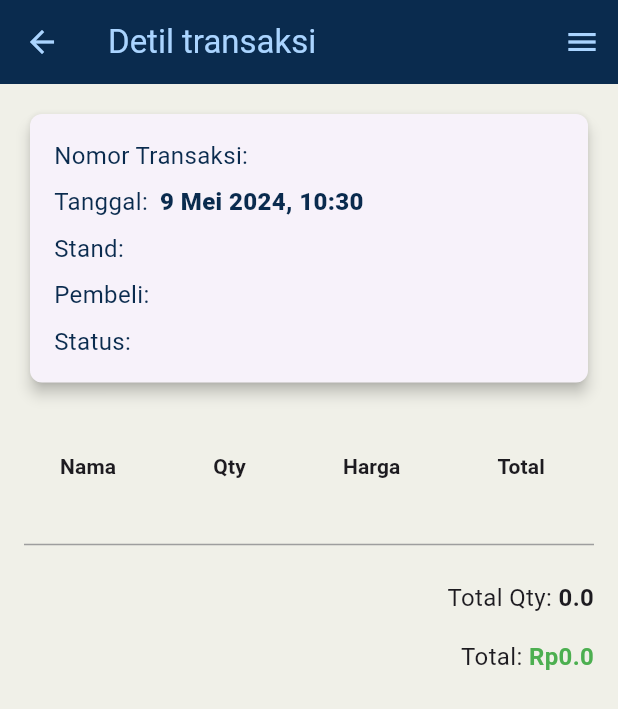
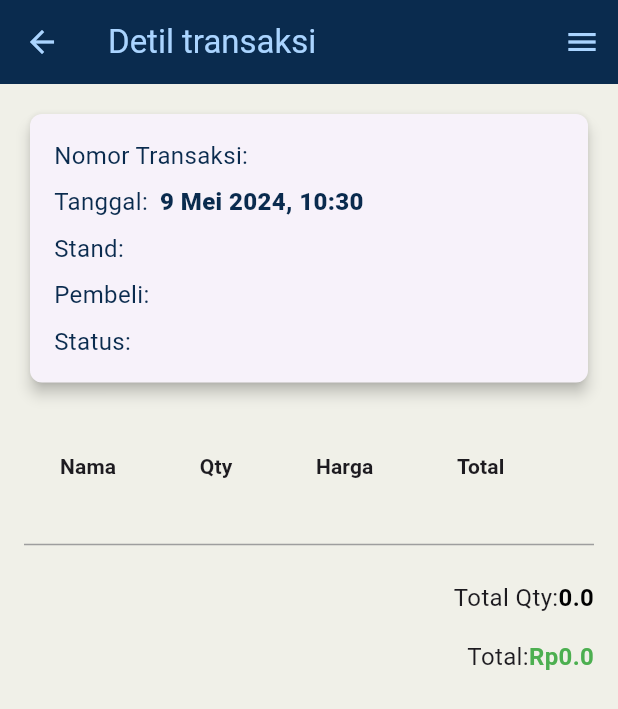
Before and after one commit to KelpinHarr/project_bazzar, a Flutter app: the DetailTransaksi screen opened directly with empty values, on a phone screen of 412 x 824 dp. Shown: the top 709 px of the screen. Run offline on Flutter 3.47's test engine with Material 3 defaults, Android fonts, the light colour scheme and no system bars; our stand-ins replace camera, dotted_border, dropdown_search, file_picker, iconsax; missing offline and left inert: qr_code_scanner.

Commit message:
transaksi

```diff
--- a/lib/admin/daftarUser.dart
+++ b/lib/admin/daftarUser.dart
@@ -0,0 +1,22 @@
+import 'package:flutter/material.dart';
+import 'package:project_bazzar/admin/navbarv2.dart';
+
+class DaftarUser extends StatefulWidget {
+  const DaftarUser({super.key});
+
+  @override
+  _DaftarUserState createState() => _DaftarUserState();
+}
+
+class _DaftarUserState extends State<DaftarUser>{
+  @override
+  Widget build(BuildContext context) {
+    return NavbarAdminv2(
+      key: GlobalKey(),
+      body: const Scaffold(
+
+      ),
+      activePage: 'Daftar user',
+    );
+  }
+}
--- a/lib/stand/billTransaksi.dart
+++ b/lib/stand/billTransaksi.dart
@@ -0,0 +1,99 @@
+import 'package:flutter/material.dart';
+import 'package:project_bazzar/Transaction.dart';
+
+class BillTransaksi extends StatelessWidget {
+  final Transaction transaction;
+  const BillTransaksi({Key? key, required this.transaction}) : super(key: key);
+
+  @override
+  Widget build(BuildContext context) {
+    return Column(
+      crossAxisAlignment: CrossAxisAlignment.stretch,
+      children: [
+        DataTable(
+          columnSpacing: 20.0, // Adjust column spacing
+          columns: const [
+            DataColumn(
+              label: Text(
+                'Nama',
+                style: TextStyle(fontWeight: FontWeight.bold),
+              ),
+            ),
+            DataColumn(
+              label: Text(
+                'Qty',
+                style: TextStyle(fontWeight: FontWeight.bold),
+              ),
+            ),
+            DataColumn(
+              label: Text(
+                'Harga',
+                style: TextStyle(fontWeight: FontWeight.bold),
+              ),
+            ),
+            DataColumn(
+              label: Text(
+                'Total',
+                style: TextStyle(fontWeight: FontWeight.bold),
+              ),
+            ),
+          ],
+          rows: transaction.items.map((item) => DataRow(
+            cells: [
+              DataCell(
+                Text(item.name),
+              ),
+              DataCell(
+                Text(item.quantity.toString()),
+              ),
+              DataCell(
+                Text('Rp${item.price}'),
+              ),
+              DataCell(
+                Text('Rp${item.price * item.quantity}'),
+              ),
+            ],
+          )).toList(),
+        ),
+        const SizedBox(height: 16.0), // Spacing before total
+        // Total Amount with Divider
+        Divider(thickness: 1.0, color: Colors.grey),
+        const SizedBox(height: 16.0),
+        buildTotalRow('Total Qty:', '${transaction.totalQty}'),
+        const SizedBox(height: 16.0),
+        buildTotalRow(
+          'Total:',
+          'Rp${transaction.totalAmount}',
+          textColor: Colors.green,
+        ),
+      ],
+    );
+  }
+
+  Widget buildTotalRow(String label, String value, {Color textColor = Colors.black}) {
+    return Row(
+      children: [
+        Expanded(
+          child: Container(
+            alignment: Alignment.centerRight,
+            child: Text(
+              label,
+              style: TextStyle(fontSize: 16.0),
+            ),
+          ),
+        ),
+        Container(
+          alignment: Alignment.centerRight,
+          child: Text(
+            value,
+            style: TextStyle(
+              fontSize: 16.0,
+              fontWeight: FontWeight.bold,
+              color: textColor,
+            ),
+          ),
+        ),
+      ],
+    );
+  }
+}
--- a/lib/stand/detailTransaksi.dart
+++ b/lib/stand/detailTransaksi.dart
@@ -1,5 +1,6 @@
 import 'package:flutter/material.dart';
 import 'package:project_bazzar/Transaction.dart';
+import 'package:project_bazzar/stand/billTransaksi.dart';
 import 'package:project_bazzar/stand/navbarv2.dart';
 
 class DetailTransaksi extends StatelessWidget {
@@ -48,128 +49,76 @@ class DetailTransaksi extends StatelessWidget {
                 //   style: TextStyle(fontSize: 16.0, fontWeight: FontWeight.bold, color: Color(0xff0A2B4E)),
                 // ),
                 const SizedBox(height: 8.0),
-                DataTable(
-                  // Define columns for items table
-                  columns: const [
-                    DataColumn(
-                      label: Expanded(
-                        child: Text(
-                          'Nama',
-                          style: TextStyle(
-                            fontWeight: FontWeight.bold,
-                          ),
-                        ),
-                      ),
-                    ),
-                    DataColumn(
-                      label: Expanded(
-                        child: Text(
-                          'Qty',
-                          style: TextStyle(
-                            fontWeight: FontWeight.bold,
-                          ),
-                        ),
-                      ),
-                    ),
-                    DataColumn(
-                      label: Expanded(
-                        child: Text(
-                          'Harga',
-                          style: TextStyle(
-                            fontWeight: FontWeight.bold,
-                          ),
-                        ),
-                      ),
-                    ),
-                    DataColumn(
-                      label: Expanded(
-                        child: Text(
-                          'Total',
-                          style: TextStyle(
-                            fontWeight: FontWeight.bold,
-                          ),
-                        ),
-                      ),
-                    ),
-                  ],
-                  rows: transaction.items.map((item) => DataRow(
-                    cells: [
-                      DataCell(
-                        Expanded(
-                          child: Text(item.name),
-                        ),
-                      ),
-                      DataCell(
-                        Expanded(
-                          child: Text(item.quantity.toString()),
-                        ),
-                      ),
-                      DataCell(
-                        Expanded(
-                          child: Text('Rp${item.price}'),
-                        ),
-                      ),
-                      DataCell(
-                        Expanded(
-                          child: Text('Rp${item.price * item.quantity}'),
-                        ),
-                      ),
-                    ],
-                  )).toList(),
-                ),
-                const SizedBox(height: 16.0), // Spacing before total
-                // Total Amount with Divider
-                const Divider(thickness: 1.0, color: Colors.grey),
-                const SizedBox(height: 16.0),
-                Column(
-                  children: [
-                    Row(
-                      children: [
-                        Expanded(
-                          child: Container(
-                            alignment: Alignment.centerRight, // Align text to the right
-                            child: const Text(
-                              'Total Qty: ',
-                              style: TextStyle(fontSize: 16.0),
-                            ),
-                          ),
-                        ),
-                        Container(
-                          alignment: Alignment.centerRight, // Align text to the right
-                          child: Text(
-                            '${transaction.totalQty}',
-                            style: const TextStyle(fontSize: 16.0, fontWeight: FontWeight.bold),
-                          ),
-                        ),
-                      ],
-                    ),
-                    const SizedBox(height: 16.0),
-                    Row(
-                      children: [
-                        Expanded(
-                          child: Container(
-                            alignment: Alignment.centerRight, // Align text to the right
-                            child: const Text(
-                              'Total: ',
-                              style: TextStyle(fontSize: 16.0),
-                            ),
-                          ),
-                        ),
-                        Container(
-                          alignment: Alignment.centerRight, // Align text to the right
-                          child: Text(
-                            'Rp${transaction.totalAmount}',
-                            style: const TextStyle(
-                                fontSize: 16.0,
-                                fontWeight: FontWeight.bold,
-                                color: Colors.green
-                            ),
-                          ),
-                        ),
-                      ],
-                    ),
-                  ],
-                ),
+                // DataTable(
+                //   // Define columns for items table
+                //   columns: const [
+                //     DataColumn(
+                //       label: Expanded(
+                //         child: Text(
+                //           'Nama',
+                //           style: TextStyle(
+                //             fontWeight: FontWeight.bold,
+                //           ),
+                //         ),
+                //       ),
+                //     ),
+                //     DataColumn(
+                //       label: Expanded(
+                //         child: Text(
+                //           'Qty',
+                //           style: TextStyle(
+                //             fontWeight: FontWeight.bold,
+                //           ),
+                //         ),
+                //       ),
+                //     ),
+                //     DataColumn(
+                //       label: Expanded(
+                //         child: Text(
+                //           'Harga',
+                //           style: TextStyle(
+                //             fontWeight: FontWeight.bold,
+                //           ),
+                //         ),
+                //       ),
+                //     ),
+                //     DataColumn(
+                //       label: Expanded(
+                //         child: Text(
+                //           'Total',
+                //           style: TextStyle(
+                //             fontWeight: FontWeight.bold,
+                //           ),
+                //         ),
+                //       ),
+                //     ),
+                //   ],
+                //   rows: transaction.items.map((item) => DataRow(
+                //     cells: [
+                //       DataCell(
+                //         Expanded(
+                //           child: Text(item.name),
+                //         ),
+                //       ),
+                //       DataCell(
+                //         Expanded(
+                //           child: Text(item.quantity.toString()),
+                //         ),
+                //       ),
+                //       DataCell(
+                //         Expanded(
+                //           child: Text('Rp${item.price}'),
+                //         ),
+                //       ),
+                //       DataCell(
+                //         Expanded(
+                //           child: Text('Rp${item.price * item.quantity}'),
+                //         ),
+                //       ),
+                //     ],
+                //   )).toList(),
+                // ),
+                BillTransaksi(transaction: transaction),
               ],
             ),
           ),
--- a/lib/stand/home.dart
+++ b/lib/stand/home.dart
@@ -81,6 +81,7 @@ class _HomeStandState extends State<HomeStand>{
                 ),
               ),
             ),
+            const SizedBox(height: 16.0),
 
           ],
         ),
```
